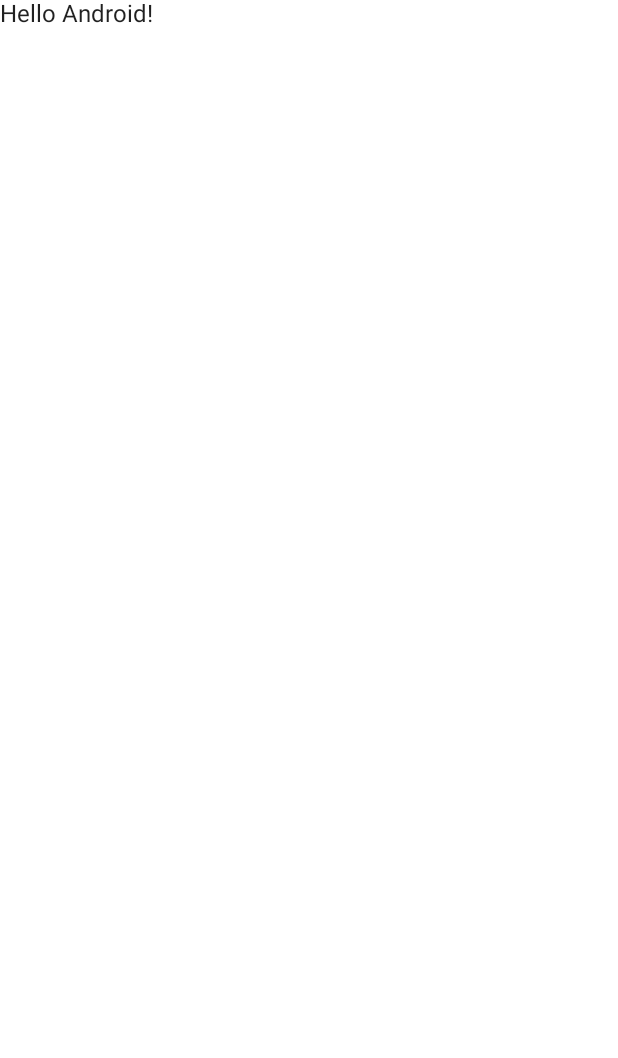
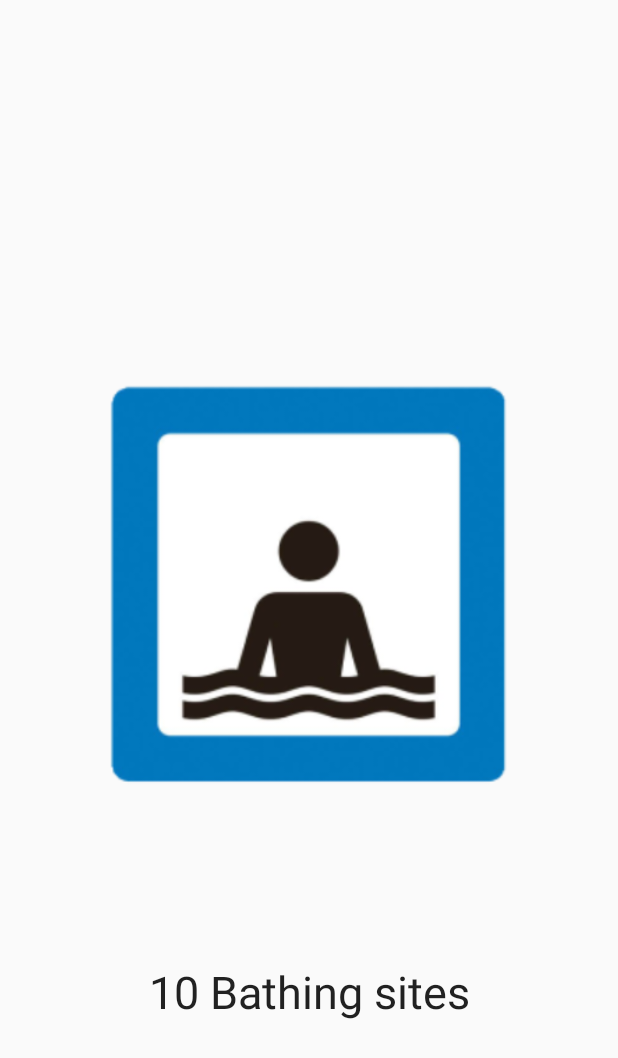
Before and after one commit to gunnarssonAnton/bathingSiteV2, an Android app built with Jetpack Compose: the screen it shows after launch (MainActivity), on a phone screen of 412 x 824 dp. Before the commit the part shown is almost empty. Shown: the top 1058 px of the screen. Run offline under Robolectric (Android 15) with nearby library versions, the phone set to English and light mode, and no system bars.

Commit message:
Added files

```diff
--- a/app/build.gradle
+++ b/app/build.gradle
@@ -37,7 +37,7 @@ android {
         compose true
     }
     composeOptions {
-        kotlinCompilerExtensionVersion '1.2.0'
+        kotlinCompilerExtensionVersion '1.4.3'
     }
     packagingOptions {
         resources {
@@ -51,6 +51,7 @@ dependencies {
     implementation 'androidx.core:core-ktx:1.7.0'
     implementation 'androidx.lifecycle:lifecycle-runtime-ktx:2.3.1'
     implementation 'androidx.activity:activity-compose:1.3.1'
+    implementation 'androidx.lifecycle:lifecycle-viewmodel-compose:2.6.2'
     implementation "androidx.compose.ui:ui:$compose_ui_version"
     implementation "androidx.compose.ui:ui-tooling-preview:$compose_ui_version"
     implementation 'androidx.compose.material:material:1.2.0'
--- a/app/src/main/java/com/example/bathingsitev2/MainActivity.kt
+++ b/app/src/main/java/com/example/bathingsitev2/MainActivity.kt
@@ -3,14 +3,19 @@ package com.example.bathingsitev2
 import android.os.Bundle
 import androidx.activity.ComponentActivity
 import androidx.activity.compose.setContent
+import androidx.compose.foundation.background
+import androidx.compose.foundation.layout.Box
 import androidx.compose.foundation.layout.fillMaxSize
 import androidx.compose.material.MaterialTheme
 import androidx.compose.material.Surface
 import androidx.compose.material.Text
 import androidx.compose.runtime.Composable
+import androidx.compose.ui.Alignment
 import androidx.compose.ui.Modifier
+import androidx.compose.ui.graphics.Color
 import androidx.compose.ui.tooling.preview.Preview
 import com.example.bathingsitev2.ui.theme.BathingSiteV2Theme
+import com.example.bathingsitev2.views.BathingSiteView
 
 class MainActivity : ComponentActivity() {
     override fun onCreate(savedInstanceState: Bundle?) {
@@ -18,13 +23,9 @@ class MainActivity : ComponentActivity() {
         setContent {
             BathingSiteV2Theme {
                 // A surface container using the 'background' color from the theme
-                Surface(
-                    modifier = Modifier.fillMaxSize(),
-                    color = MaterialTheme.colors.background
-                ) {
-                    Greeting("Android")
-                }
+                BathingSiteView(amount = 10)
             }
+
         }
     }
 }
--- /dev/null
+++ b/app/src/main/java/com/example/bathingsitev2/views/BathingSiteView.kt
@@ -0,0 +1,58 @@
+package com.example.bathingsitev2.views
+
+import androidx.compose.foundation.Canvas
+import androidx.compose.foundation.Image
+import androidx.compose.foundation.background
+import androidx.compose.foundation.clickable
+import androidx.compose.foundation.layout.*
+import androidx.compose.material.Text
+import androidx.compose.runtime.Composable
+import androidx.compose.runtime.getValue
+import androidx.compose.runtime.mutableStateOf
+import androidx.compose.runtime.remember
+import androidx.compose.ui.Alignment
+import androidx.compose.ui.Modifier
+import androidx.compose.ui.graphics.Color
+import androidx.compose.ui.graphics.vector.ImageVector
+import androidx.compose.ui.graphics.vector.rememberVectorPainter
+import androidx.compose.ui.layout.ContentScale
+import androidx.compose.ui.res.painterResource
+import androidx.compose.ui.res.vectorResource
+import androidx.compose.ui.tooling.preview.Preview
+import androidx.compose.ui.unit.dp
+import androidx.compose.ui.unit.sp
+import com.example.bathingsitev2.R
+
+@Composable
+fun BathingSiteView(amount: Int) {
+    val amountBathingSites = remember { mutableStateOf(amount)}
+    Box(contentAlignment = Alignment.Center){
+        Column(modifier = Modifier.fillMaxSize(),
+            verticalArrangement = Arrangement.Center,
+            horizontalAlignment = Alignment.CenterHorizontally) {
+
+            BathingSiteImg { amountBathingSites.value++ }
+            Text(text = "${amountBathingSites.value} Bathing sites",
+            fontSize = 30.sp)
+
+        }
+    }
+}
+
+@Composable
+fun BathingSiteImg(onClick: ()-> Unit) {
+
+    Image(painterResource(id = R.drawable.skylt_bad,),
+        "Image Of Sign",
+    modifier = Modifier
+        .size(500.dp)
+        .clickable { onClick() }
+    )
+}
+
+
+@Preview
+@Composable
+fun BatingSiteViewPrev() {
+    BathingSiteView(amount = 10)
+}
--- a/build.gradle
+++ b/build.gradle
@@ -6,5 +6,5 @@ buildscript {
 plugins {
     id 'com.android.application' version '7.4.0' apply false
     id 'com.android.library' version '7.4.0' apply false
-    id 'org.jetbrains.kotlin.android' version '1.7.0' apply false
+    id 'org.jetbrains.kotlin.android' version '1.8.10' apply false
 }
```
Also changed, not shown: app/src/main/java/com/example/bathingsitev2/viewModels/AddBathingSiteViewModel.kt (added, +7 -0 lines), app/src/main/java/com/example/bathingsitev2/views/AddBathinSiteView.kt (added, +10 -0 lines), app/src/main/res/drawable/skylt_bad.png (added).
